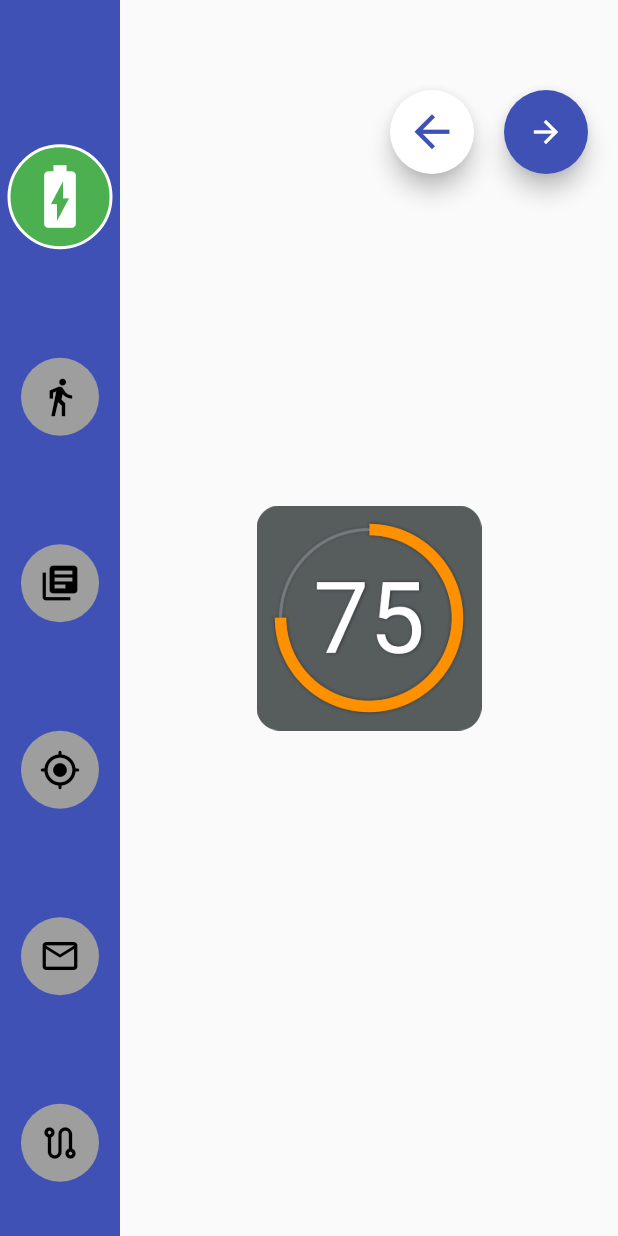
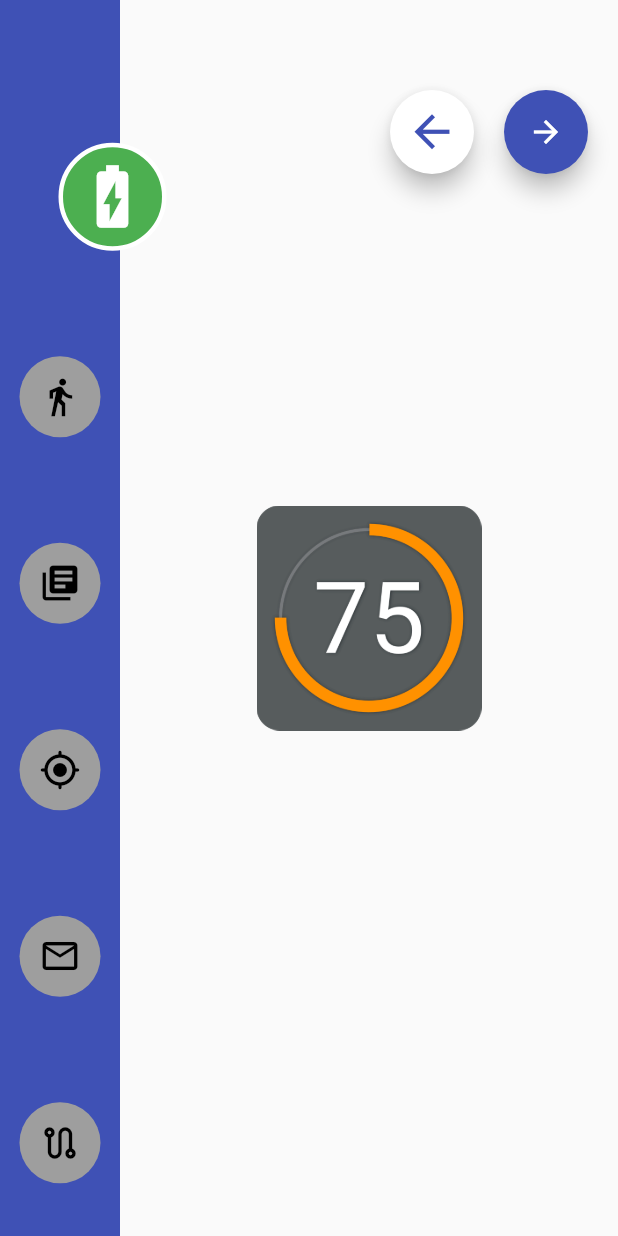
Before and after one commit to psethi99/vertical_stepper, a Flutter app: the screen it shows after launch, on a phone screen of 412 x 824 dp. Run offline on Flutter 3.47's test engine with Material 2 defaults, Android fonts, the light colour scheme and no system bars.

Commit message:
changes done

```diff
--- a/lib/home_page.dart
+++ b/lib/home_page.dart
@@ -2,7 +2,7 @@ import 'package:day_second/pages.dart';
 import 'package:flutter/material.dart';
 
 class HomePage extends StatefulWidget {
-  const HomePage({super.key});
+  const HomePage({Key? key}) : super(key: key);
 
   @override
   _HomePageState createState() => _HomePageState();
@@ -12,7 +12,7 @@ class _HomePageState extends State<HomePage> {
   int _currentIndex = 0;
 
   final List<Widget> _pages = [PageOne(), PageTwo(), PageThree(), PageFour(), PageFive(), PageSix()];
-  final List<bool> _visitedIcons = [false, false, false, false, false, false];
+  final List<bool> _visitedIcons = List.filled(6, false);
 
   @override
   Widget build(BuildContext context) {
@@ -31,41 +31,45 @@ class _HomePageState extends State<HomePage> {
                     Stack(
                       alignment: Alignment.topRight,
                       children: [
-                        Container(
+                        Transform.translate(
+                          offset: Offset(_currentIndex == 0 ? 35 : 0,0),
+                          child: Container(
                             decoration: BoxDecoration(
                               color: _visitedIcons[0] ? Colors.green : (_currentIndex >= 0 ? Colors.green : Colors.grey),
                               borderRadius: BorderRadius.circular(40),
                               border: Border.all(
                                 color: _currentIndex == 0 ? Colors.white : Colors.transparent,
-                              width: 2,
+                                width: 3,
                               ),
                             ),
                             child: IconButton(
-                            icon: Icon(Icons.battery_charging_full_outlined),
+                              icon: const Icon(Icons.battery_charging_full_outlined),
                               onPressed: () {
                                 setState(() {
                                   _currentIndex = 0;
-                                //_visitedIcons[0] = true;
                                 });
                               },
                               color: _currentIndex == 0 ? Colors.white : Colors.black,
                               iconSize: _currentIndex == 0 ? 50 : 28,
                             ),
                           ),
-                        if (_visitedIcons[0])
+                        ),
+                        if (_currentIndex != 0)
                           const Icon(Icons.check_circle, color: Colors.white, size: 20),
                       ],
                     ),
                     Stack(
                       alignment: Alignment.topRight,
                       children: [
-                        Container(
+                        Transform.translate(
+                          offset: Offset(_currentIndex == 1 ? 35 : 0,0),
+                          child: Container(
                             decoration: BoxDecoration(
                               color: _visitedIcons[1] ? Colors.green : (_currentIndex == 1 || !_visitedIcons[0] ? Colors.grey : Colors.green),
                               borderRadius: BorderRadius.circular(40),
                               border: Border.all(
                                 color: _currentIndex == 1 ? Colors.white : Colors.transparent,
-                              width: 2,
+                                width: 3,
                               ),
                             ),
                             child: IconButton(
@@ -81,6 +85,7 @@ class _HomePageState extends State<HomePage> {
                               iconSize: _currentIndex == 1 ? 50 : 28,
                             ),
                           ),
+                        ),
                         if (_visitedIcons[1] && _currentIndex != 1)
                           const Icon(Icons.check_circle, color: Colors.white, size: 20),
                       ],
@@ -88,13 +93,15 @@ class _HomePageState extends State<HomePage> {
                     Stack(
                       alignment: Alignment.topRight,
                       children: [
-                        Container(
+                        Transform.translate(
+                          offset: Offset(_currentIndex == 2 ? 35 : 0,0),
+                          child: Container(
                             decoration: BoxDecoration(
                               color: _visitedIcons[2] ? Colors.green : (_currentIndex == 2 || !_visitedIcons[0] ? Colors.grey : Colors.green),
                               borderRadius: BorderRadius.circular(40),
                               border: Border.all(
                                 color: _currentIndex == 2 ? Colors.white : Colors.transparent,
-                              width: 2,
+                                width: 3,
                               ),
                             ),
                             child: IconButton(
@@ -110,6 +117,7 @@ class _HomePageState extends State<HomePage> {
                               iconSize: _currentIndex == 2 ? 50 : 28,
                             ),
                           ),
+                        ),
                         if (_visitedIcons[2] && _currentIndex != 2)
                           const Icon(Icons.check_circle, color: Colors.white, size: 20),
                       ],
@@ -117,13 +125,15 @@ class _HomePageState extends State<HomePage> {
                     Stack(
                       alignment: Alignment.topRight,
                       children: [
-                        Container(
+                        Transform.translate(
+                          offset: Offset(_currentIndex == 3 ? 35 : 0,0),
+                          child: Container(
                             decoration: BoxDecoration(
                               color: _visitedIcons[3] ? Colors.green : (_currentIndex == 3 || !_visitedIcons[0] ? Colors.grey : Colors.green),
                               borderRadius: BorderRadius.circular(40),
                               border: Border.all(
                                 color: _currentIndex == 3 ? Colors.white : Colors.transparent,
-                              width: 2,
+                                width: 3,
                               ),
                             ),
                             child: IconButton(
@@ -139,6 +149,7 @@ class _HomePageState extends State<HomePage> {
                               iconSize: _currentIndex == 3 ? 50 : 28,
                             ),
                           ),
+                        ),
                         if (_visitedIcons[3] && _currentIndex != 3)
                           const Icon(Icons.check_circle, color: Colors.white, size: 20),
                       ],
@@ -146,13 +157,15 @@ class _HomePageState extends State<HomePage> {
                     Stack(
                       alignment: Alignment.topRight,
                       children: [
-                        Container(
+                        Transform.translate(
+                          offset: Offset(_currentIndex == 4 ? 35 : 0,0),
+                          child: Container(
                             decoration: BoxDecoration(
                               color: _visitedIcons[4] ? Colors.green : (_currentIndex == 4 || !_visitedIcons[0] ? Colors.grey : Colors.green),
                               borderRadius: BorderRadius.circular(40),
                               border: Border.all(
                                 color: _currentIndex == 4 ? Colors.white : Colors.transparent,
-                              width: 2,
+                                width: 3,
                               ),
                             ),
                             child: IconButton(
@@ -168,6 +181,7 @@ class _HomePageState extends State<HomePage> {
                               iconSize: _currentIndex == 4 ? 50 : 28,
                             ),
                           ),
+                        ),
                         if (_visitedIcons[4] && _currentIndex != 4)
                           const Icon(Icons.check_circle, color: Colors.white, size: 20),
                       ],
@@ -175,13 +189,15 @@ class _HomePageState extends State<HomePage> {
                     Stack(
                       alignment: Alignment.topRight,
                       children: [
-                        Container(
+                        Transform.translate(
+                          offset: Offset(_currentIndex == 5 ? 35 : 0,0),
+                          child: Container(
                             decoration: BoxDecoration(
                               color: _visitedIcons[5] ? Colors.green : (_currentIndex == 5 || !_visitedIcons[0] ? Colors.grey : Colors.green),
                               borderRadius: BorderRadius.circular(40),
                               border: Border.all(
                                 color: _currentIndex == 5 ? Colors.white : Colors.transparent,
-                              width: 2,
+                                width: 3,
                               ),
                             ),
                             child: IconButton(
@@ -195,6 +211,7 @@ class _HomePageState extends State<HomePage> {
                               },
                               color: _currentIndex == 5 ? Colors.white : Colors.black,
                               iconSize: _currentIndex == 5 ? 50 : 28,
+                            ),
                           ),
                         ),
                         if (_visitedIcons[5] && _currentIndex != 5)
--- a/lib/main.dart
+++ b/lib/main.dart
@@ -6,6 +6,8 @@ void main() {
 }
 
 class MyApp extends StatelessWidget {
+  const MyApp({super.key});
+
   @override
   Widget build(BuildContext context) {
     return MaterialApp(
@@ -14,7 +16,7 @@ class MyApp extends StatelessWidget {
       theme: ThemeData(
         primarySwatch: Colors.blue,
       ),
-      home: HomePage(),
+      home: const HomePage(),
     );
   }
 }
```
Lines whose indentation alone changed are shown as unchanged.
